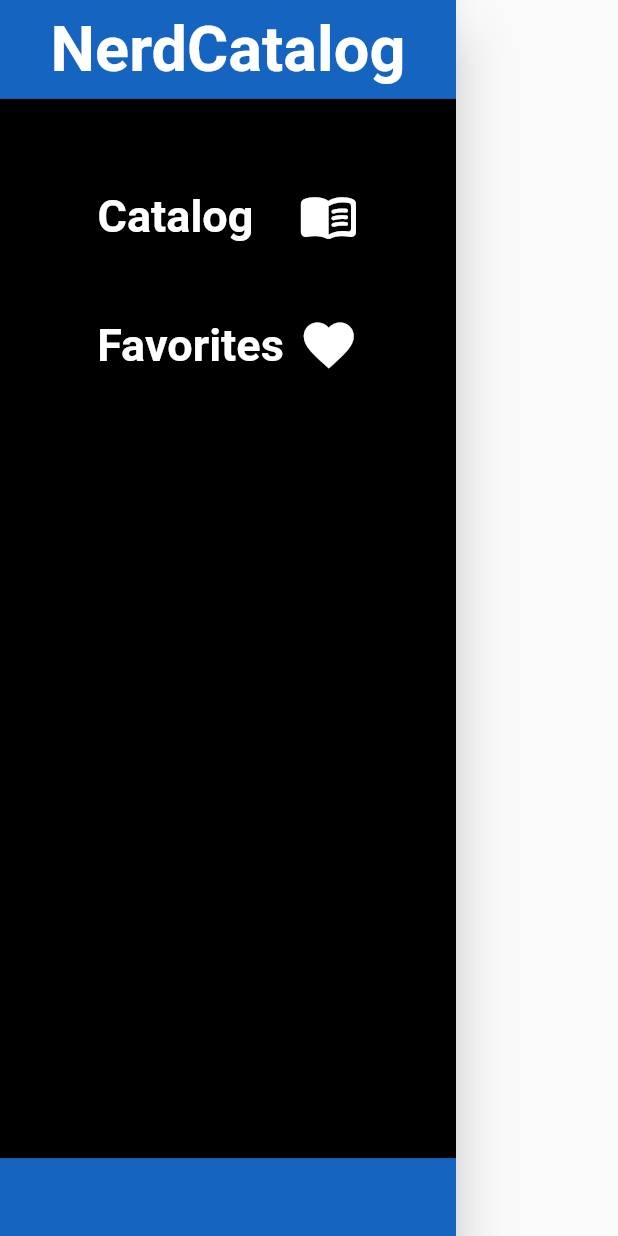
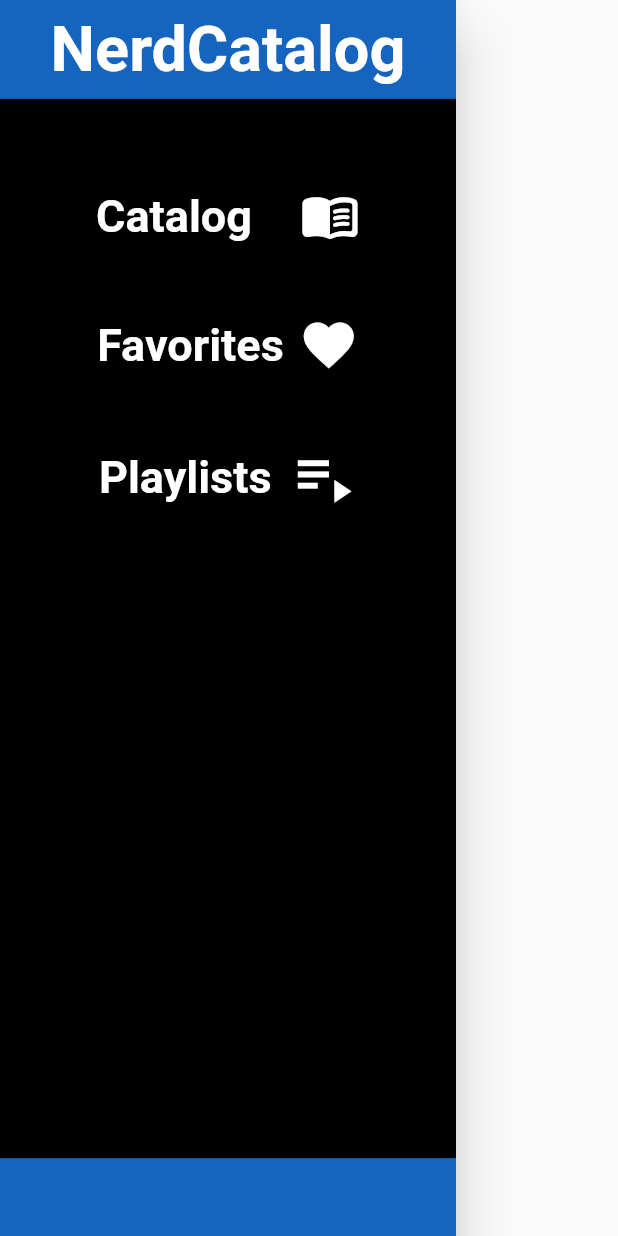
Before and after one commit to jpbraz/catalogofilmes, a Flutter app: the MyMainDrawer widget shown alone on an empty page, opened directly, on a phone screen of 412 x 824 dp. Run offline on Flutter 3.47's test engine with Material 2 defaults, Android fonts, the phone set to English and light mode, and no system bars; our stand-ins replace flutter_dotenv; network calls fail.

```diff
--- a/catalogo_filmes/lib/components/drawer.dart
+++ b/catalogo_filmes/lib/components/drawer.dart
@@ -28,7 +28,9 @@ class MyMainDrawer extends StatelessWidget {
               padding: EdgeInsets.only(top: 50),
               color: Theme.of(context).colorScheme.primary,
               height: MediaQuery.of(context).size.height * 0.857,
-              child: Column(children: [
+              child: Column(
+                  crossAxisAlignment: CrossAxisAlignment.start,
+                  children: [
                     TextButton(
                         onPressed: () {
                           Navigator.of(context)
@@ -43,8 +45,8 @@ class MyMainDrawer extends StatelessWidget {
                                   fontSize: 30,
                                   color: Theme.of(context).colorScheme.tertiary,
                                 )),
-                        SizedBox(
-                          width: 30,
+                            const SizedBox(
+                              width: 32,
                             ),
                             Icon(
                               Icons.menu_book_rounded,
@@ -53,7 +55,7 @@ class MyMainDrawer extends StatelessWidget {
                             )
                           ],
                         )),
-                SizedBox(
+                    const SizedBox(
                       height: 30,
                     ),
                     TextButton(
@@ -70,7 +72,7 @@ class MyMainDrawer extends StatelessWidget {
                                   fontSize: 30,
                                   color: Theme.of(context).colorScheme.tertiary,
                                 )),
-                        SizedBox(
+                            const SizedBox(
                               width: 10,
                             ),
                             Icon(
@@ -79,7 +81,37 @@ class MyMainDrawer extends StatelessWidget {
                               color: Theme.of(context).colorScheme.tertiary,
                             )
                           ],
-                    ))
+                        )),
+                    const SizedBox(
+                      height: 30,
+                    ),
+                    TextButton(
+                        onPressed: () {
+                          Navigator.of(context)
+                              .pushReplacementNamed(AppRoutes.PLAYLISTS);
+                        },
+                        child: Row(
+                          mainAxisAlignment: MainAxisAlignment.center,
+                          children: [
+                            Text('Playlists',
+                                style: TextStyle(
+                                  fontWeight: FontWeight.bold,
+                                  fontSize: 30,
+                                  color: Theme.of(context).colorScheme.tertiary,
+                                )),
+                            const SizedBox(
+                              width: 12,
+                            ),
+                            Icon(
+                              Icons.playlist_play,
+                              size: 45,
+                              color: Theme.of(context).colorScheme.tertiary,
+                            )
+                          ],
+                        )),
+                    const SizedBox(
+                      height: 30,
+                    ),
                   ]),
             ),
           ],
--- a/catalogo_filmes/lib/main.dart
+++ b/catalogo_filmes/lib/main.dart
@@ -2,6 +2,8 @@ import 'package:catalogo_filmes/providers/favorites_provider.dart';
 import 'package:catalogo_filmes/providers/catalog_provider.dart';
 import 'package:catalogo_filmes/providers/playlists_provider.dart';
 import 'package:catalogo_filmes/screens/catalog_screen.dart';
+import 'package:catalogo_filmes/screens/playlist_details_screen.dart';
+import 'package:catalogo_filmes/screens/playlists_screen.dart';
 import 'package:flutter/material.dart';
 import 'package:catalogo_filmes/utils/app_routes.dart';
 import 'package:provider/provider.dart';
@@ -55,6 +57,8 @@ class MyApp extends StatelessWidget {
       routes: {
         AppRoutes.CATALOG: ((context) => CatalogScreen()),
         AppRoutes.DETAILS: ((context) => DetailsScreen()),
+        AppRoutes.PLAYLISTS: ((context) => PlaylistsScreen()),
+        AppRoutes.PLAYLIST_DETAILS: ((context) => PlaylistDetailsScreen()),
         //AppRoutes.FAVORITES: ((context) => FavoritesScreen()),
       },
     );
--- a/catalogo_filmes/lib/utils/app_routes.dart
+++ b/catalogo_filmes/lib/utils/app_routes.dart
@@ -2,4 +2,6 @@ class AppRoutes {
   static const CATALOG = '/catalog';
   static const DETAILS = '/details';
   static const FAVORITES = '/favorites';
+  static const PLAYLISTS = '/playlists-screen';
+  static const PLAYLIST_DETAILS = '/playlist-details-screen';
 }
```
Also changed, not shown: catalogo_filmes/lib/screens/details_screen.dart (+9 -9 lines), catalogo_filmes/lib/screens/playlist_details_screen.dart (added, +61 -0 lines), catalogo_filmes/lib/screens/playlists_screen.dart (added, +96 -0 lines). Lines whose indentation alone changed are shown as unchanged.
